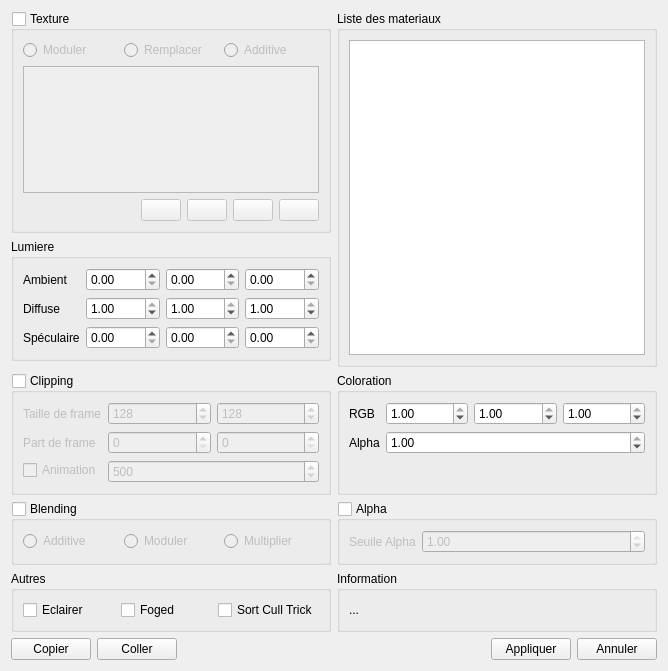
First picture: the form in sources/matedit.ui, repository b4n92uid/theball-editor, before the edit.
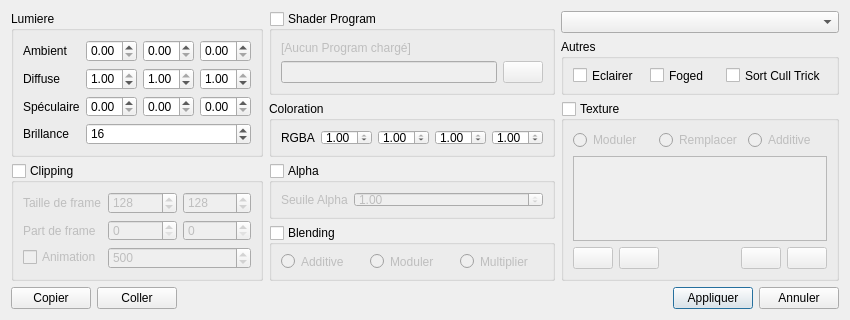
Second picture: the form after the edit. Icons and pictures are not drawn.

Commit message: 2 Changes... Improve interaction archetecture with nodes Modular architecture for material and shader work in progress...

Patch:
```diff
--- a/sources/matedit.ui
+++ b/sources/matedit.ui
@@ -6,10 +6,16 @@
    <rect>
     <x>0</x>
     <y>0</y>
-    <width>668</width>
-    <height>671</height>
+    <width>850</width>
+    <height>320</height>
    </rect>
   </property>
+  <property name="minimumSize">
+   <size>
+    <width>800</width>
+    <height>320</height>
+   </size>
+  </property>
   <property name="windowTitle">
    <string>Editeur de materiaux</string>
   </property>
@@ -17,7 +23,199 @@
    <bool>false</bool>
   </property>
   <layout class="QGridLayout" name="gridLayout">
-   <item row="5" column="0">
+   <item row="11" column="2">
+    <layout class="QHBoxLayout" name="horizontalLayout_10">
+     <item>
+      <spacer name="horizontalSpacer_3">
+       <property name="orientation">
+        <enum>Qt::Horizontal</enum>
+       </property>
+       <property name="sizeHint" stdset="0">
+        <size>
+         <width>40</width>
+         <height>20</height>
+        </size>
+       </property>
+      </spacer>
+     </item>
+     <item>
+      <widget class="QPushButton" name="apply">
+       <property name="sizePolicy">
+        <sizepolicy hsizetype="Fixed" vsizetype="Fixed">
+         <horstretch>0</horstretch>
+         <verstretch>0</verstretch>
+        </sizepolicy>
+       </property>
+       <property name="layoutDirection">
+        <enum>Qt::RightToLeft</enum>
+       </property>
+       <property name="text">
+        <string>Appliquer</string>
+       </property>
+      </widget>
+     </item>
+     <item>
+      <widget class="QPushButton" name="cancel">
+       <property name="sizePolicy">
+        <sizepolicy hsizetype="Fixed" vsizetype="Fixed">
+         <horstretch>0</horstretch>
+         <verstretch>0</verstretch>
+        </sizepolicy>
+       </property>
+       <property name="layoutDirection">
+        <enum>Qt::RightToLeft</enum>
+       </property>
+       <property name="text">
+        <string>Annuler</string>
+       </property>
+      </widget>
+     </item>
+    </layout>
+   </item>
+   <item row="11" column="0">
+    <layout class="QHBoxLayout" name="horizontalLayout_8">
+     <item>
+      <widget class="QPushButton" name="copy">
+       <property name="text">
+        <string>Copier</string>
+       </property>
+       <property name="icon">
+        <iconset resource="ressource.qrc">
+         <normaloff>:/Medias/medias/page_copy.png</normaloff>:/Medias/medias/page_copy.png</iconset>
+       </property>
+      </widget>
+     </item>
+     <item>
+      <widget class="QPushButton" name="past">
+       <property name="text">
+        <string>Coller</string>
+       </property>
+       <property name="icon">
+        <iconset>
+         <normaloff>:/Medias/medias/page_white_paste.png</normaloff>:/Medias/medias/page_white_paste.png</iconset>
+       </property>
+      </widget>
+     </item>
+     <item>
+      <spacer name="horizontalSpacer_2">
+       <property name="orientation">
+        <enum>Qt::Horizontal</enum>
+       </property>
+       <property name="sizeHint" stdset="0">
+        <size>
+         <width>40</width>
+         <height>20</height>
+        </size>
+       </property>
+      </spacer>
+     </item>
+    </layout>
+   </item>
+   <item row="2" column="2" rowspan="3">
+    <widget class="QGroupBox" name="textured">
+     <property name="title">
+      <string>Texture</string>
+     </property>
+     <property name="checkable">
+      <bool>true</bool>
+     </property>
+     <property name="checked">
+      <bool>false</bool>
+     </property>
+     <layout class="QVBoxLayout" name="verticalLayout_4">
+      <item>
+       <layout class="QHBoxLayout" name="horizontalLayout_5">
+        <item>
+         <widget class="QRadioButton" name="texture_modulate">
+          <property name="text">
+           <string>Moduler</string>
+          </property>
+         </widget>
+        </item>
+        <item>
+         <widget class="QRadioButton" name="texture_replace">
+          <property name="text">
+           <string>Remplacer</string>
+          </property>
+         </widget>
+        </item>
+        <item>
+         <widget class="QRadioButton" name="texture_additive">
+          <property name="text">
+           <string>Additive</string>
+          </property>
+         </widget>
+        </item>
+       </layout>
+      </item>
+      <item>
+       <widget class="QListView" name="textureView"/>
+      </item>
+      <item>
+       <layout class="QHBoxLayout" name="horizontalLayout">
+        <item>
+         <widget class="QPushButton" name="texture_down">
+          <property name="text">
+           <string/>
+          </property>
+          <property name="icon">
+           <iconset resource="ressource.qrc">
+            <normaloff>:/Medias/medias/arrow_down.png</normaloff>:/Medias/medias/arrow_down.png</iconset>
+          </property>
+         </widget>
+        </item>
+        <item>
+         <widget class="QPushButton" name="texture_up">
+          <property name="text">
+           <string/>
+          </property>
+          <property name="icon">
+           <iconset resource="ressource.qrc">
+            <normaloff>:/Medias/medias/arrow_up.png</normaloff>:/Medias/medias/arrow_up.png</iconset>
+          </property>
+         </widget>
+        </item>
+        <item>
+         <spacer name="horizontalSpacer">
+          <property name="orientation">
+           <enum>Qt::Horizontal</enum>
+          </property>
+          <property name="sizeHint" stdset="0">
+           <size>
+            <width>40</width>
+            <height>20</height>
+           </size>
+          </property>
+         </spacer>
+        </item>
+        <item>
+         <widget class="QPushButton" name="texture_add">
+          <property name="text">
+           <string/>
+          </property>
+          <property name="icon">
+           <iconset resource="ressource.qrc">
+            <normaloff>:/Medias/medias/explore.png</normaloff>:/Medias/medias/explore.png</iconset>
+          </property>
+         </widget>
+        </item>
+        <item>
+         <widget class="QPushButton" name="texture_del">
+          <property name="text">
+           <string/>
+          </property>
+          <property name="icon">
+           <iconset resource="ressource.qrc">
+            <normaloff>:/Medias/medias/cross.png</normaloff>:/Medias/medias/cross.png</iconset>
+          </property>
+         </widget>
+        </item>
+       </layout>
+      </item>
+     </layout>
+    </widget>
+   </item>
+   <item row="3" column="0" rowspan="2">
     <widget class="QGroupBox" name="cliping">
      <property name="title">
       <string>Clipping</string>
@@ -29,9 +227,6 @@
       <bool>false</bool>
      </property>
      <layout class="QFormLayout" name="formLayout_2">
-      <property name="fieldGrowthPolicy">
-       <enum>QFormLayout::AllNonFixedFieldsGrow</enum>
-      </property>
       <item row="0" column="0">
        <widget class="QLabel" name="label_2">
         <property name="text">
@@ -63,14 +258,45 @@
         </item>
        </layout>
       </item>
-      <item row="3" column="0">
+      <item row="1" column="0">
+       <widget class="QLabel" name="label_5">
+        <property name="text">
+         <string>Part de frame</string>
+        </property>
+       </widget>
+      </item>
+      <item row="1" column="1">
+       <layout class="QHBoxLayout" name="horizontalLayout_7">
+        <item>
+         <widget class="QSpinBox" name="clipping_part_x">
+          <property name="maximum">
+           <number>2048</number>
+          </property>
+          <property name="value">
+           <number>0</number>
+          </property>
+         </widget>
+        </item>
+        <item>
+         <widget class="QSpinBox" name="clipping_part_y">
+          <property name="maximum">
+           <number>2048</number>
+          </property>
+          <property name="value">
+           <number>0</number>
+          </property>
+         </widget>
+        </item>
+       </layout>
+      </item>
+      <item row="2" column="0">
        <widget class="QCheckBox" name="clipping_animation">
         <property name="text">
          <string>Animation</string>
         </property>
        </widget>
       </item>
-      <item row="3" column="1">
+      <item row="2" column="1">
        <widget class="QSpinBox" name="clipping_animation_msec">
         <property name="enabled">
          <bool>false</bool>
@@ -83,120 +309,47 @@
         </property>
        </widget>
       </item>
-      <item row="2" column="0">
-       <widget class="QLabel" name="label_5">
-        <property name="text">
-         <string>Part de frame</string>
-        </property>
-       </widget>
-      </item>
-      <item row="2" column="1">
-       <layout class="QHBoxLayout" name="horizontalLayout_7">
-        <item>
-         <widget class="QSpinBox" name="clipping_part_x">
-          <property name="maximum">
-           <number>2048</number>
-          </property>
-          <property name="value">
-           <number>0</number>
-          </property>
-         </widget>
-        </item>
-        <item>
-         <widget class="QSpinBox" name="clipping_part_y">
-          <property name="maximum">
-           <number>2048</number>
-          </property>
-          <property name="value">
-           <number>0</number>
-          </property>
-         </widget>
-        </item>
-       </layout>
-      </item>
      </layout>
     </widget>
    </item>
-   <item row="5" column="1">
-    <widget class="QGroupBox" name="groupBox">
+   <item row="1" column="2">
+    <widget class="QGroupBox" name="others">
      <property name="title">
-      <string>Coloration</string>
+      <string>Autres</string>
      </property>
-     <layout class="QFormLayout" name="formLayout">
-      <item row="0" column="0">
-       <widget class="QLabel" name="label_3">
+     <layout class="QHBoxLayout" name="horizontalLayout_2">
+      <item>
+       <widget class="QCheckBox" name="lighted">
         <property name="text">
-         <string>RGB</string>
+         <string>Eclairer</string>
         </property>
        </widget>
       </item>
-      <item row="0" column="1">
-       <layout class="QHBoxLayout" name="horizontalLayout_6">
-        <item>
-         <widget class="QDoubleSpinBox" name="color_r">
-          <property name="maximum">
-           <double>1.000000000000000</double>
-          </property>
-          <property name="singleStep">
-           <double>0.010000000000000</double>
-          </property>
-          <property name="value">
-           <double>1.000000000000000</double>
-          </property>
-         </widget>
-        </item>
-        <item>
-         <widget class="QDoubleSpinBox" name="color_g">
-          <property name="maximum">
-           <double>1.000000000000000</double>
-          </property>
-          <property name="singleStep">
-           <double>0.010000000000000</double>
-          </property>
-          <property name="value">
-           <double>1.000000000000000</double>
-          </property>
-         </widget>
-        </item>
-        <item>
-         <widget class="QDoubleSpinBox" name="color_b">
-          <property name="maximum">
-           <double>1.000000000000000</double>
-          </property>
-          <property name="singleStep">
-           <double>0.010000000000000</double>
-          </property>
-          <property name="value">
-           <double>1.000000000000000</double>
-          </property>
-         </widget>
-        </item>
-       </layout>
-      </item>
-      <item row="1" column="0">
-       <widget class="QLabel" name="label_4">
+      <item>
+       <widget class="QCheckBox" name="foged">
         <property name="text">
-         <string>Alpha</string>
+         <string>Foged</string>
         </property>
        </widget>
       </item>
-      <item row="1" column="1">
-       <widget class="QDoubleSpinBox" name="color_a">
-        <property name="maximum">
-         <double>1.000000000000000</double>
-        </property>
-        <property name="singleStep">
-         <double>0.010000000000000</double>
-        </property>
-        <property name="value">
-         <double>1.000000000000000</double>
+      <item>
+       <widget class="QCheckBox" name="culltrick">
+        <property name="text">
+         <string>Sort Cull Trick</string>
         </property>
        </widget>
       </item>
      </layout>
     </widget>
    </item>
-   <item row="6" column="0">
+   <item row="0" column="2">
+    <widget class="QComboBox" name="materials_select">
+     <property name="minimumContentsLength">
+      <number>3</number>
+     </property>
+    </widget>
+   </item>
+   <item row="4" column="1">
     <widget class="QGroupBox" name="blending">
      <property name="title">
       <string>Blending</string>
@@ -236,7 +389,7 @@
      </layout>
     </widget>
    </item>
-   <item row="6" column="1">
+   <item row="3" column="1">
     <widget class="QGroupBox" name="alpha">
      <property name="title">
       <string>Alpha</string>
@@ -247,26 +400,94 @@
      <property name="checked">
       <bool>false</bool>
      </property>
-     <layout class="QVBoxLayout" name="verticalLayout_3">
-      <item>
-       <layout class="QFormLayout" name="formLayout_3">
-        <property name="fieldGrowthPolicy">
-         <enum>QFormLayout::AllNonFixedFieldsGrow</enum>
+     <layout class="QFormLayout" name="formLayout_3">
+      <item row="0" column="0">
+       <widget class="QLabel" name="label_39">
+        <property name="text">
+         <string>Seuile Alpha</string>
         </property>
-        <item row="0" column="0">
-         <widget class="QLabel" name="label_39">
-          <property name="text">
-           <string>Seuile Alpha</string>
+       </widget>
+      </item>
+      <item row="0" column="1">
+       <widget class="QDoubleSpinBox" name="alphathreshold">
+        <property name="maximum">
+         <double>1.000000000000000</double>
+        </property>
+        <property name="singleStep">
+         <double>0.100000000000000</double>
+        </property>
+        <property name="value">
+         <double>1.000000000000000</double>
+        </property>
+       </widget>
+      </item>
+     </layout>
+    </widget>
+   </item>
+   <item row="2" column="1">
+    <widget class="QGroupBox" name="groupBox">
+     <property name="title">
+      <string>Coloration</string>
+     </property>
+     <layout class="QFormLayout" name="formLayout">
+      <property name="fieldGrowthPolicy">
+       <enum>QFormLayout::AllNonFixedFieldsGrow</enum>
+      </property>
+      <item row="0" column="0">
+       <widget class="QLabel" name="label_3">
+        <property name="text">
+         <string>RGBA</string>
+        </property>
+       </widget>
+      </item>
+      <item row="0" column="1">
+       <layout class="QHBoxLayout" name="horizontalLayout_6">
+        <item>
+         <widget class="QDoubleSpinBox" name="color_r">
+          <property name="maximum">
+           <double>1.000000000000000</double>
           </property>
+          <property name="singleStep">
+           <double>0.010000000000000</double>
+          </property>
+          <property name="value">
+           <double>1.000000000000000</double>
+          </property>
          </widget>
         </item>
-        <item row="0" column="1">
-         <widget class="QDoubleSpinBox" name="alphathreshold">
+        <item>
+         <widget class="QDoubleSpinBox" name="color_g">
           <property name="maximum">
            <double>1.000000000000000</double>
           </property>
           <property name="singleStep">
-           <double>0.100000000000000</double>
+           <double>0.010000000000000</double>
+          </property>
+          <property name="value">
+           <double>1.000000000000000</double>
+          </property>
+         </widget>
+        </item>
+        <item>
+         <widget class="QDoubleSpinBox" name="color_b">
+          <property name="maximum">
+           <double>1.000000000000000</double>
+          </property>
+          <property name="singleStep">
+           <double>0.010000000000000</double>
+          </property>
+          <property name="value">
+           <double>1.000000000000000</double>
+          </property>
+         </widget>
+        </item>
+        <item>
+         <widget class="QDoubleSpinBox" name="color_a">
+          <property name="maximum">
+           <double>1.000000000000000</double>
+          </property>
+          <property name="singleStep">
+           <double>0.010000000000000</double>
           </property>
           <property name="value">
            <double>1.000000000000000</double>
@@ -278,53 +499,7 @@
      </layout>
     </widget>
    </item>
-   <item row="7" column="0">
-    <widget class="QGroupBox" name="others">
-     <property name="title">
-      <string>Autres</string>
-     </property>
-     <layout class="QHBoxLayout" name="horizontalLayout_2">
-      <item>
-       <widget class="QCheckBox" name="lighted">
-        <property name="text">
-         <string>Eclairer</string>
-        </property>
-       </widget>
-      </item>
-      <item>
-       <widget class="QCheckBox" name="foged">
-        <property name="text">
-         <string>Foged</string>
-        </property>
-       </widget>
-      </item>
-      <item>
-       <widget class="QCheckBox" name="culltrick">
-        <property name="text">
-         <string>Sort Cull Trick</string>
-        </property>
-       </widget>
-      </item>
-     </layout>
-    </widget>
-   </item>
-   <item row="7" column="1">
-    <widget class="QGroupBox" name="groupBox_3">
-     <property name="title">
-      <string>Information</string>
-     </property>
-     <layout class="QVBoxLayout" name="verticalLayout">
-      <item>
-       <widget class="QLabel" name="materialInfo">
-        <property name="text">
-         <string>...</string>
-        </property>
-       </widget>
-      </item>
-     </layout>
-    </widget>
-   </item>
-   <item row="2" column="0">
+   <item row="0" column="0" rowspan="3">
     <widget class="QGroupBox" name="groupBox_4">
      <property name="title">
       <string>Lumiere</string>
@@ -483,13 +658,27 @@
         </property>
        </widget>
       </item>
+      <item row="3" column="1">
+       <widget class="QSpinBox" name="spinBox">
+        <property name="value">
+         <number>16</number>
+        </property>
+       </widget>
+      </item>
+      <item row="3" column="0">
+       <widget class="QLabel" name="label_9">
+        <property name="text">
+         <string>Brillance</string>
+        </property>
+       </widget>
+      </item>
      </layout>
     </widget>
    </item>
-   <item row="0" column="0" rowspan="2">
-    <widget class="QGroupBox" name="textured">
+   <item row="0" column="1" rowspan="2">
+    <widget class="QGroupBox" name="shader_enable">
      <property name="title">
-      <string>Texture</string>
+      <string>Shader Program</string>
      </property>
      <property name="checkable">
       <bool>true</bool>
@@ -497,206 +686,38 @@
      <property name="checked">
       <bool>false</bool>
      </property>
-     <layout class="QVBoxLayout" name="verticalLayout_4">
+     <layout class="QVBoxLayout" name="verticalLayout_5">
       <item>
-       <layout class="QHBoxLayout" name="horizontalLayout_5">
-        <item>
-         <widget class="QRadioButton" name="texture_modulate">
-          <property name="text">
-           <string>Moduler</string>
-          </property>
-         </widget>
-        </item>
-        <item>
-         <widget class="QRadioButton" name="texture_replace">
-          <property name="text">
-           <string>Remplacer</string>
-          </property>
-         </widget>
-        </item>
-        <item>
-         <widget class="QRadioButton" name="texture_additive">
-          <property name="text">
-           <string>Additive</string>
-          </property>
-         </widget>
-        </item>
-       </layout>
-      </item>
-      <item>
-       <widget class="QListView" name="textureView"/>
-      </item>
-      <item>
-       <layout class="QHBoxLayout" name="horizontalLayout">
-        <item>
-         <spacer name="horizontalSpacer">
-          <property name="orientation">
-           <enum>Qt::Horizontal</enum>
-          </property>
-          <property name="sizeHint" stdset="0">
-           <size>
-            <width>40</width>
-            <height>20</height>
-           </size>
-          </property>
-         </spacer>
-        </item>
-        <item>
-         <widget class="QPushButton" name="texture_down">
-          <property name="text">
-           <string/>
-          </property>
-          <property name="icon">
-           <iconset resource="ressource.qrc">
-            <normaloff>:/Medias/medias/arrow_down.png</normaloff>:/Medias/medias/arrow_down.png</iconset>
-          </property>
-         </widget>
-        </item>
-        <item>
-         <widget class="QPushButton" name="texture_up">
-          <property name="text">
-           <string/>
-          </property>
-          <property name="icon">
-           <iconset resource="ressource.qrc">
-            <normaloff>:/Medias/medias/arrow_up.png</normaloff>:/Medias/medias/arrow_up.png</iconset>
-          </property>
-         </widget>
-        </item>
-        <item>
-         <widget class="QPushButton" name="texture_add">
-          <property name="text">
-           <string/>
-          </property>
-          <property name="icon">
-           <iconset resource="ressource.qrc">
-            <normaloff>:/Medias/medias/explore.png</normaloff>:/Medias/medias/explore.png</iconset>
-          </property>
-         </widget>
-        </item>
-        <item>
-         <widget class="QPushButton" name="texture_del">
-          <property name="text">
-           <string/>
-          </property>
-          <property name="icon">
-           <iconset resource="ressource.qrc">
-            <normaloff>:/Medias/medias/cross.png</normaloff>:/Medias/medias/cross.png</iconset>
-          </property>
-         </widget>
-        </item>
-       </layout>
-      </item>
-     </layout>
-    </widget>
-   </item>
-   <item row="0" column="1" rowspan="4">
-    <widget class="QGroupBox" name="groupBox_2">
-     <property name="title">
-      <string>Liste des materiaux</string>
-     </property>
-     <layout class="QVBoxLayout" name="verticalLayout_6">
-      <item>
-       <widget class="QListView" name="materialsView">
-        <property name="sizePolicy">
-         <sizepolicy hsizetype="Expanding" vsizetype="Minimum">
-          <horstretch>0</horstretch>
-          <verstretch>0</verstretch>
-         </sizepolicy>
+       <widget class="QLabel" name="label">
+        <property name="text">
+         <string>[Aucun Program chargé]</string>
         </property>
        </widget>
       </item>
+      <item>
+       <layout class="QHBoxLayout" name="horizontalLayout_11" stretch="9,1">
+        <property name="sizeConstraint">
+         <enum>QLayout::SetDefaultConstraint</enum>
+        </property>
+        <item>
+         <widget class="QLineEdit" name="shader_path"/>
+        </item>
+        <item>
+         <widget class="QPushButton" name="shader_browse">
+          <property name="text">
+           <string/>
+          </property>
+          <property name="icon">
+           <iconset resource="ressource.qrc">
+            <normaloff>:/Medias/medias/open.png</normaloff>:/Medias/medias/open.png</iconset>
+          </property>
+         </widget>
+        </item>
+       </layout>
+      </item>
      </layout>
     </widget>
    </item>
-   <item row="8" column="1">
-    <layout class="QHBoxLayout" name="horizontalLayout_10">
-     <item>
-      <spacer name="horizontalSpacer_3">
-       <property name="orientation">
-        <enum>Qt::Horizontal</enum>
-       </property>
-       <property name="sizeHint" stdset="0">
-        <size>
-         <width>40</width>
-         <height>20</height>
-        </size>
-       </property>
-      </spacer>
-     </item>
-     <item>
-      <widget class="QPushButton" name="apply">
-       <property name="sizePolicy">
-        <sizepolicy hsizetype="Fixed" vsizetype="Fixed">
-         <horstretch>0</horstretch>
-         <verstretch>0</verstretch>
-        </sizepolicy>
-       </property>
-       <property name="layoutDirection">
-        <enum>Qt::RightToLeft</enum>
-       </property>
-       <property name="text">
-        <string>Appliquer</string>
-       </property>
-      </widget>
-     </item>
-     <item>
-      <widget class="QPushButton" name="cancel">
-       <property name="sizePolicy">
-        <sizepolicy hsizetype="Fixed" vsizetype="Fixed">
-         <horstretch>0</horstretch>
-         <verstretch>0</verstretch>
-        </sizepolicy>
-       </property>
-       <property name="layoutDirection">
-        <enum>Qt::RightToLeft</enum>
-       </property>
-       <property name="text">
-        <string>Annuler</string>
-       </property>
-      </widget>
-     </item>
-    </layout>
-   </item>
-   <item row="8" column="0">
-    <layout class="QHBoxLayout" name="horizontalLayout_8">
-     <item>
-      <widget class="QPushButton" name="copy">
-       <property name="text">
-        <string>Copier</string>
-       </property>
-       <property name="icon">
-        <iconset resource="ressource.qrc">
-         <normaloff>:/Medias/medias/page_copy.png</normaloff>:/Medias/medias/page_copy.png</iconset>
-       </property>
-      </widget>
-     </item>
-     <item>
-      <widget class="QPushButton" name="past">
-       <property name="text">
-        <string>Coller</string>
-       </property>
-       <property name="icon">
-        <iconset>
-         <normaloff>:/Medias/medias/page_white_paste.png</normaloff>:/Medias/medias/page_white_paste.png</iconset>
-       </property>
-      </widget>
-     </item>
-     <item>
-      <spacer name="horizontalSpacer_2">
-       <property name="orientation">
-        <enum>Qt::Horizontal</enum>
-       </property>
-       <property name="sizeHint" stdset="0">
-        <size>
-         <width>40</width>
-         <height>20</height>
-        </size>
-       </property>
-      </spacer>
-     </item>
-    </layout>
-   </item>
   </layout>
  </widget>
  <resources>
```
The commit also changes 20 other files.
